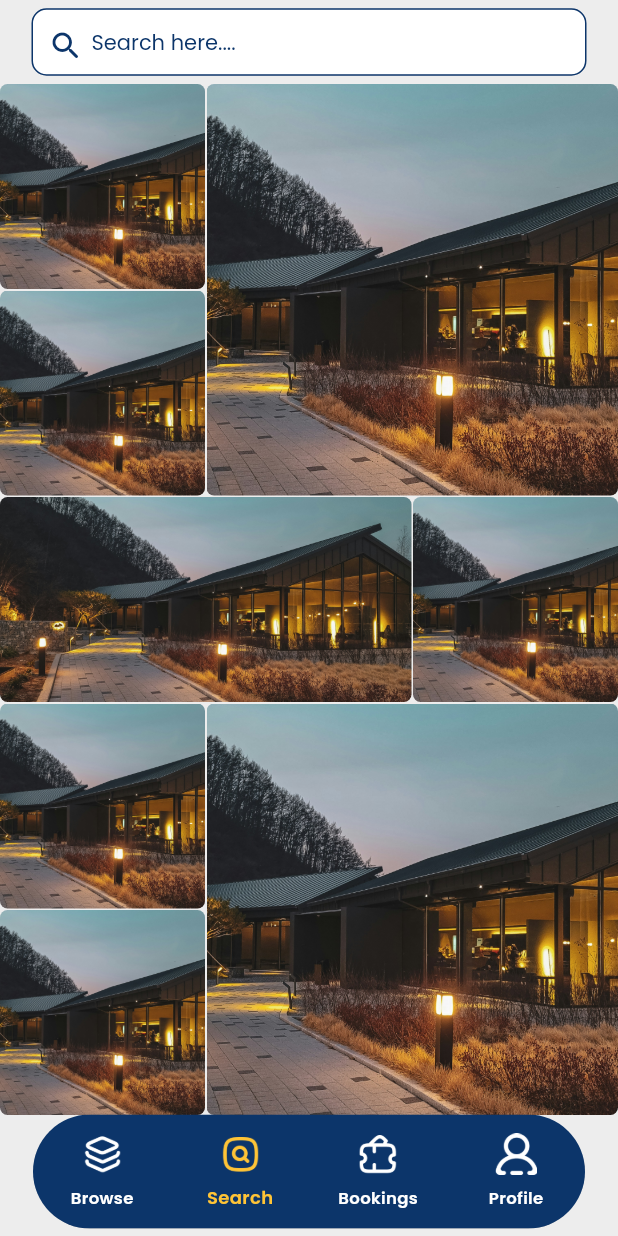
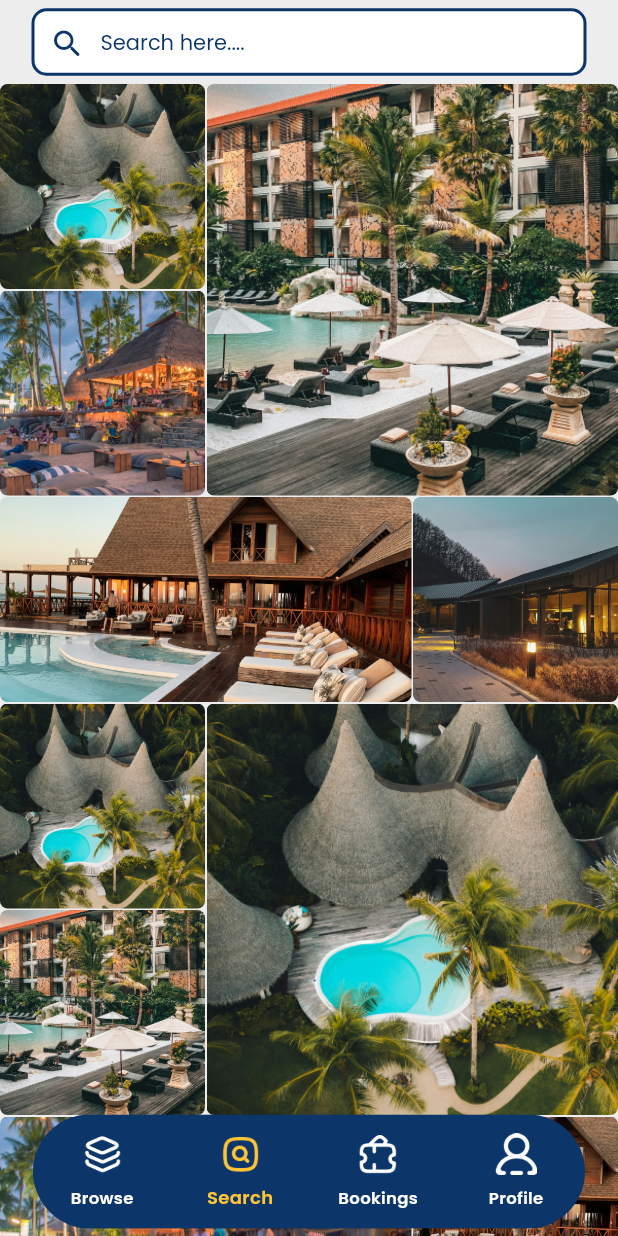
Before and after one commit to Ripat-2345/lodging_app, a Flutter app: the BottomMenuBarPage screen opened directly, item 2 of the bottom bar chosen, on a phone screen of 412 x 824 dp. Run offline on Flutter 3.47's test engine with Material 3 defaults, Android fonts, the phone set to English and light mode, and no system bars; our stand-ins replace appinio_swiper, carousel_slider, google_fonts.

Commit message:
feat: created search feature

```diff
--- /dev/null
+++ b/devtools_options.yaml
@@ -0,0 +1 @@
+extensions:
--- a/lib/pages/bottom_menu_bar_page.dart
+++ b/lib/pages/bottom_menu_bar_page.dart
@@ -49,10 +49,10 @@ class _BottomMenuBarPageState extends State<BottomMenuBarPage> {
   Widget build(BuildContext context) {
     return Scaffold(
       body: _selectedPage!['page'],
-      bottomNavigationBar: Container(
+      floatingActionButtonLocation: FloatingActionButtonLocation.centerDocked,
+      floatingActionButton: Container(
         margin: const EdgeInsets.only(left: 22, right: 22, bottom: 5),
         height: 76,
-        color: Colors.transparent,
         child: ClipRRect(
           borderRadius: BorderRadius.circular(100),
           child: BottomNavigationBar(
--- a/lib/pages/home/home_page.dart
+++ b/lib/pages/home/home_page.dart
@@ -82,6 +82,7 @@ class _HomePageState extends State<HomePage> {
               const SizedBox(height: 30),
             ],
           ),
+          const SizedBox(height: 80),
         ],
       ),
     );
--- a/lib/pages/search/search_page.dart
+++ b/lib/pages/search/search_page.dart
@@ -1,6 +1,9 @@
 import 'package:flutter/material.dart';
 import 'package:flutter_staggered_grid_view/flutter_staggered_grid_view.dart';
+import 'package:lodging_app/pages/search/search_detail_page.dart';
+import 'package:lodging_app/providers/search_provider.dart';
 import 'package:lodging_app/theme.dart';
+import 'package:provider/provider.dart';
 
 class SearchPage extends StatelessWidget {
   const SearchPage({super.key});
@@ -9,17 +12,24 @@ class SearchPage extends StatelessWidget {
   Widget build(BuildContext context) {
     return Scaffold(
       appBar: AppBar(
-        title: Container(
+        title: GestureDetector(
+          onTap: () => Navigator.push(
+            context,
+            MaterialPageRoute(
+              builder: (context) => const SearchDetailPage(),
+            ),
+          ),
+          child: Container(
             width: double.infinity,
             height: 45,
             margin: const EdgeInsets.symmetric(horizontal: 5),
             padding: const EdgeInsets.symmetric(
               horizontal: 10,
-            vertical: 12,
+              vertical: 10,
             ),
             decoration: BoxDecoration(
               borderRadius: BorderRadius.circular(10),
-            border: Border.all(color: darkBlueColor),
+              border: Border.all(color: darkBlueColor, width: 2),
               color: whiteColor,
             ),
             child: Row(
@@ -30,7 +40,7 @@ class SearchPage extends StatelessWidget {
                   size: 24,
                   color: darkBlueColor,
                 ),
-              const SizedBox(width: 5),
+                const SizedBox(width: 10),
                 Text(
                   "Search here....",
                   style: regularTextStyle.copyWith(
@@ -42,7 +52,10 @@ class SearchPage extends StatelessWidget {
             ),
           ),
         ),
-      body: GridView.custom(
+      ),
+      body: Consumer<SearchProvider>(
+        builder: (context, searchProvider, child) {
+          return GridView.custom(
             gridDelegate: SliverQuiltedGridDelegate(
               crossAxisCount: 3,
               mainAxisSpacing: 1,
@@ -57,15 +70,17 @@ class SearchPage extends StatelessWidget {
               ],
             ),
             childrenDelegate: SliverChildBuilderDelegate(
-          childCount: 20,
+              childCount: searchProvider.listItemSearch.length,
               (context, index) => ClipRRect(
                 borderRadius: BorderRadius.circular(5),
                 child: Image.asset(
-              "assets/images/lodging5.png",
+                  searchProvider.listItemSearch[index],
                   fit: BoxFit.cover,
                 ),
               ),
             ),
+          );
+        },
       ),
     );
   }
--- /dev/null
+++ b/lib/providers/search_provider.dart
@@ -0,0 +1,22 @@
+import 'dart:collection';
+
+import 'package:flutter/material.dart';
+
+class SearchProvider extends ChangeNotifier {
+  final List _listItemSearch = [
+    "assets/images/lodging1.png",
+    "assets/images/lodging2.png",
+    "assets/images/lodging3.png",
+    "assets/images/lodging4.png",
+    "assets/images/lodging5.png",
+    "assets/images/lodging6.png",
+    "assets/images/lodging1.png",
+    "assets/images/lodging2.png",
+    "assets/images/lodging3.png",
+    "assets/images/lodging4.png",
+    "assets/images/lodging5.png",
+    "assets/images/lodging6.png",
+  ];
+
+  List get listItemSearch => UnmodifiableListView(_listItemSearch);
+}
--- a/pubspec.yaml
+++ b/pubspec.yaml
@@ -39,6 +39,7 @@ dependencies:
   carousel_slider: ^4.2.1
   appinio_swiper: ^2.1.1
   flutter_staggered_grid_view: ^0.7.0
+  provider: ^6.1.2
 
 dev_dependencies:
   flutter_test:
```
Also changed, not shown: lib/main.dart (+12 -1 lines), lib/pages/home/widgets/most_visited_place_widget.dart (+12 -27 lines), lib/pages/home/widgets/popular_lodgings_widget.dart (+8 -9 lines), lib/pages/search/search_detail_page.dart (added, +44 -0 lines), lib/providers/home_provider.dart (added, +37 -0 lines), pubspec.lock. Lines whose indentation alone changed are shown as unchanged.
